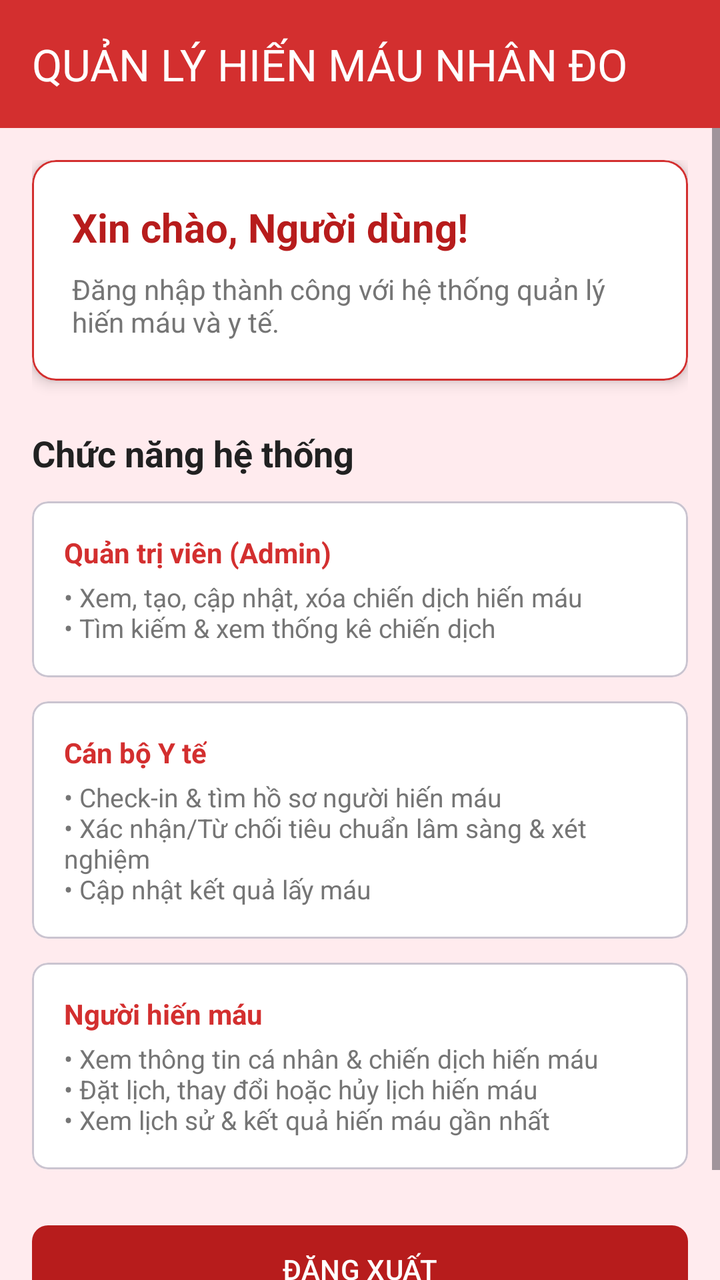
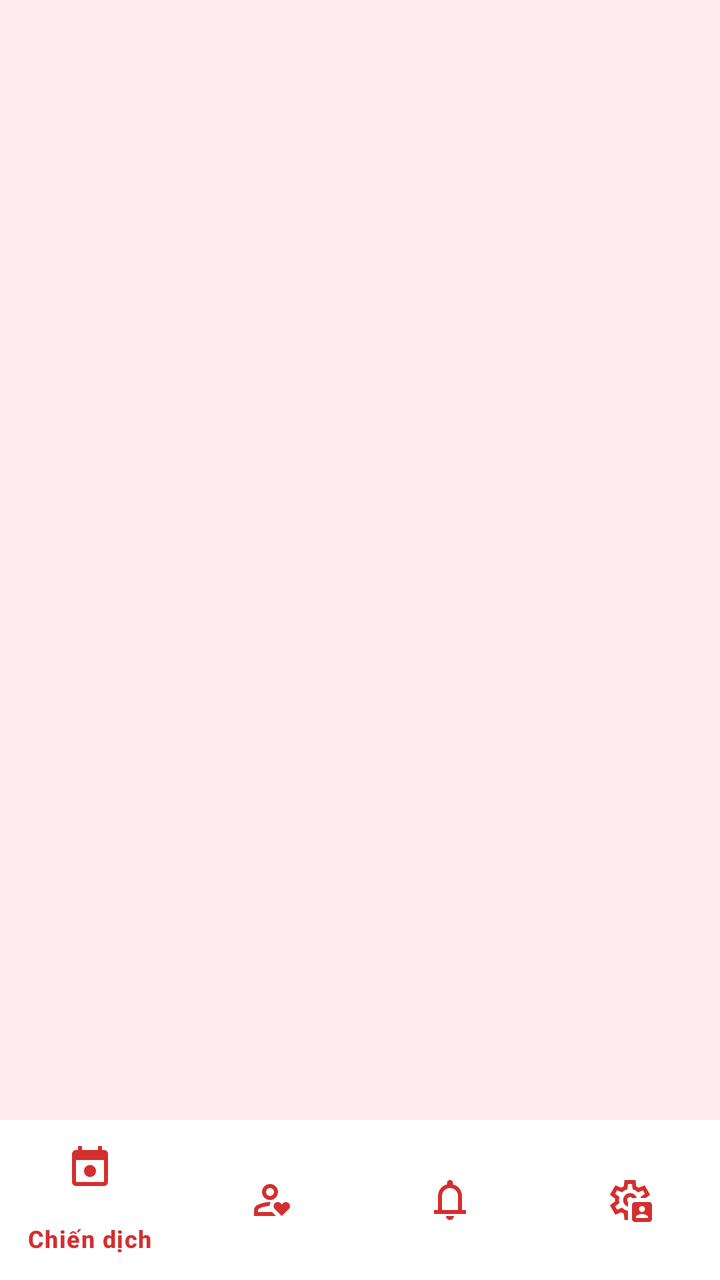

An Android layout rendered at two revisions. The XML below is the earlier revision; the diff shows what the commit changed to produce the second picture.
<!-- AndroidManifest.xml: application theme Theme.AndroidMedical -->
<!-- res/layout/activity_main_screen.xml -->
<?xml version="1.0" encoding="utf-8"?>
<androidx.constraintlayout.widget.ConstraintLayout xmlns:android="http://schemas.android.com/apk/res/android"
    xmlns:app="http://schemas.android.com/apk/res-auto"
    xmlns:tools="http://schemas.android.com/tools"
    android:id="@+id/main"
    android:layout_width="match_parent"
    android:layout_height="match_parent"
    android:background="@color/blood_light_bg"
    tools:context=".screens.MainScreen">

    <com.google.android.material.appbar.AppBarLayout
        android:id="@+id/appBarLayout"
        android:layout_width="match_parent"
        android:layout_height="wrap_content"
        app:layout_constraintTop_toTopOf="parent">

        <androidx.appcompat.widget.Toolbar
            android:id="@+id/toolbar"
            android:layout_width="match_parent"
            android:layout_height="?attr/actionBarSize"
            android:background="@color/blood_primary"
            app:title="QUẢN LÝ HIẾN MÁU NHÂN ĐO"
            app:titleTextColor="@color/white" />
    </com.google.android.material.appbar.AppBarLayout>

    <ScrollView
        android:layout_width="match_parent"
        android:layout_height="0dp"
        app:layout_constraintBottom_toBottomOf="parent"
        app:layout_constraintTop_toBottomOf="@id/appBarLayout">

        <LinearLayout
            android:layout_width="match_parent"
            android:layout_height="wrap_content"
            android:orientation="vertical"
            android:padding="16dp">

            
            <com.google.android.material.card.MaterialCardView
                android:layout_width="match_parent"
                android:layout_height="wrap_content"
                android:layout_marginBottom="16dp"
                app:cardBackgroundColor="@color/white"
                app:cardCornerRadius="12dp"
                app:cardElevation="4dp"
                app:strokeColor="@color/blood_primary"
                app:strokeWidth="1dp">

                <LinearLayout
                    android:layout_width="match_parent"
                    android:layout_height="wrap_content"
                    android:orientation="vertical"
                    android:padding="20dp">

                    <TextView
                        android:layout_width="wrap_content"
                        android:layout_height="wrap_content"
                        android:text="Xin chào, Người dùng!"
                        android:textColor="@color/blood_primary_dark"
                        android:textSize="20sp"
                        android:textStyle="bold" />

                    <TextView
                        android:layout_width="wrap_content"
                        android:layout_height="wrap_content"
                        android:layout_marginTop="8dp"
                        android:text="Đăng nhập thành công với hệ thống quản lý hiến máu và y tế."
                        android:textColor="@color/text_secondary"
                        android:textSize="14sp" />
                </LinearLayout>
            </com.google.android.material.card.MaterialCardView>

            
            <TextView
                android:layout_width="wrap_content"
                android:layout_height="wrap_content"
                android:layout_marginTop="8dp"
                android:layout_marginBottom="12dp"
                android:text="Chức năng hệ thống"
                android:textColor="@color/text_primary"
                android:textSize="18sp"
                android:textStyle="bold" />

            
            <com.google.android.material.card.MaterialCardView
                android:layout_width="match_parent"
                android:layout_height="wrap_content"
                android:layout_marginBottom="12dp"
                app:cardBackgroundColor="@color/white"
                app:cardCornerRadius="8dp">

                <LinearLayout
                    android:layout_width="match_parent"
                    android:layout_height="wrap_content"
                    android:orientation="vertical"
                    android:padding="16dp">

                    <TextView
                        android:layout_width="wrap_content"
                        android:layout_height="wrap_content"
                        android:text="Quản trị viên (Admin)"
                        android:textColor="@color/blood_primary"
                        android:textStyle="bold" />

                    <TextView
                        android:layout_width="wrap_content"
                        android:layout_height="wrap_content"
                        android:layout_marginTop="4dp"
                        android:text="• Xem, tạo, cập nhật, xóa chiến dịch hiến máu\n• Tìm kiếm &amp; xem thống kê chiến dịch"
                        android:textColor="@color/text_secondary"
                        android:textSize="13sp" />
                </LinearLayout>
            </com.google.android.material.card.MaterialCardView>

            
            <com.google.android.material.card.MaterialCardView
                android:layout_width="match_parent"
                android:layout_height="wrap_content"
                android:layout_marginBottom="12dp"
                app:cardBackgroundColor="@color/white"
                app:cardCornerRadius="8dp">

                <LinearLayout
                    android:layout_width="match_parent"
                    android:layout_height="wrap_content"
                    android:orientation="vertical"
                    android:padding="16dp">

                    <TextView
                        android:layout_width="wrap_content"
                        android:layout_height="wrap_content"
                        android:text="Cán bộ Y tế"
                        android:textColor="@color/blood_primary"
                        android:textStyle="bold" />

                    <TextView
                        android:layout_width="wrap_content"
                        android:layout_height="wrap_content"
                        android:layout_marginTop="4dp"
                        android:text="• Check-in &amp; tìm hồ sơ người hiến máu\n• Xác nhận/Từ chối tiêu chuẩn lâm sàng &amp; xét nghiệm\n• Cập nhật kết quả lấy máu"
                        android:textColor="@color/text_secondary"
                        android:textSize="13sp" />
                </LinearLayout>
            </com.google.android.material.card.MaterialCardView>

            
            <com.google.android.material.card.MaterialCardView
                android:layout_width="match_parent"
                android:layout_height="wrap_content"
                android:layout_marginBottom="24dp"
                app:cardBackgroundColor="@color/white"
                app:cardCornerRadius="8dp">

                <LinearLayout
                    android:layout_width="match_parent"
                    android:layout_height="wrap_content"
                    android:orientation="vertical"
                    android:padding="16dp">

                    <TextView
                        android:layout_width="wrap_content"
                        android:layout_height="wrap_content"
                        android:text="Người hiến máu"
                        android:textColor="@color/blood_primary"
                        android:textStyle="bold" />

                    <TextView
                        android:layout_width="wrap_content"
                        android:layout_height="wrap_content"
                        android:layout_marginTop="4dp"
                        android:text="• Xem thông tin cá nhân &amp; chiến dịch hiến máu\n• Đặt lịch, thay đổi hoặc hủy lịch hiến máu\n• Xem lịch sử &amp; kết quả hiến máu gần nhất"
                        android:textColor="@color/text_secondary"
                        android:textSize="13sp" />
                </LinearLayout>
            </com.google.android.material.card.MaterialCardView>

            
            <com.google.android.material.button.MaterialButton
                android:id="@+id/btnLogout"
                android:layout_width="match_parent"
                android:layout_height="52dp"
                android:layout_marginBottom="24dp"
                android:text="ĐĂNG XUẤT"
                app:backgroundTint="@color/blood_primary_dark"
                app:cornerRadius="8dp" />

        </LinearLayout>
    </ScrollView>

</androidx.constraintlayout.widget.ConstraintLayout>
<!-- resources referenced by this layout -->
<resources>
  <color name="blood_light_bg">#FFEBEE</color>
  <color name="blood_primary">#D32F2F</color>
  <color name="blood_primary_dark">#B71C1C</color>
  <color name="text_primary">#212121</color>
  <color name="text_secondary">#757575</color>
  <color name="white">#FFFFFFFF</color>
  <style name="Theme.AndroidMedical" parent="Base.Theme.AndroidMedical" />
  <style name="Base.Theme.AndroidMedical" parent="Theme.Material3.DayNight.NoActionBar">
          
          <item name="colorPrimary">@color/blood_primary</item>
          <item name="colorPrimaryDark">@color/blood_primary_dark</item>
          <item name="colorSecondary">@color/blood_accent</item>
          <item name="android:windowBackground">@color/blood_light_bg</item>
      </style>
  <color name="blood_accent">#E53935</color>
</resources>

<!-- the commit's change to res/layout/activity_main_screen.xml (unified diff, before → after) -->
@@ -8,183 +8,21 @@
     android:background="@color/blood_light_bg"
     tools:context=".screens.MainScreen">
 
-    <com.google.android.material.appbar.AppBarLayout
-        android:id="@+id/appBarLayout"
+    <androidx.viewpager2.widget.ViewPager2
+        android:id="@+id/viewPager"
+        android:layout_width="match_parent"
+        android:layout_height="0dp"
+        app:layout_constraintBottom_toTopOf="@id/bottomNavigationView"
+        app:layout_constraintTop_toTopOf="parent" />
+
+    <com.google.android.material.bottomnavigation.BottomNavigationView
+        android:id="@+id/bottomNavigationView"
         android:layout_width="match_parent"
         android:layout_height="wrap_content"
-        app:layout_constraintTop_toTopOf="parent">
-
-        <androidx.appcompat.widget.Toolbar
-            android:id="@+id/toolbar"
-            android:layout_width="match_parent"
-            android:layout_height="?attr/actionBarSize"
-            android:background="@color/blood_primary"
-            app:title="QUẢN LÝ HIẾN MÁU NHÂN ĐO"
-            app:titleTextColor="@color/white" />
-    </com.google.android.material.appbar.AppBarLayout>
-
-    <ScrollView
-        android:layout_width="match_parent"
-        android:layout_height="0dp"
+        android:background="@color/white"
+        app:itemIconTint="@color/blood_primary"
+        app:itemTextColor="@color/blood_primary"
         app:layout_constraintBottom_toBottomOf="parent"
-        app:layout_constraintTop_toBottomOf="@id/appBarLayout">
-
-        <LinearLayout
-            android:layout_width="match_parent"
-            android:layout_height="wrap_content"
-            android:orientation="vertical"
-            android:padding="16dp">
-
-            
-            <com.google.android.material.card.MaterialCardView
-                android:layout_width="match_parent"
-                android:layout_height="wrap_content"
-                android:layout_marginBottom="16dp"
-                app:cardBackgroundColor="@color/white"
-                app:cardCornerRadius="12dp"
-                app:cardElevation="4dp"
-                app:strokeColor="@color/blood_primary"
-                app:strokeWidth="1dp">
-
-                <LinearLayout
-                    android:layout_width="match_parent"
-                    android:layout_height="wrap_content"
-                    android:orientation="vertical"
-                    android:padding="20dp">
-
-                    <TextView
-                        android:layout_width="wrap_content"
-                        android:layout_height="wrap_content"
-                        android:text="Xin chào, Người dùng!"
-                        android:textColor="@color/blood_primary_dark"
-                        android:textSize="20sp"
-                        android:textStyle="bold" />
-
-                    <TextView
-                        android:layout_width="wrap_content"
-                        android:layout_height="wrap_content"
-                        android:layout_marginTop="8dp"
-                        android:text="Đăng nhập thành công với hệ thống quản lý hiến máu và y tế."
-                        android:textColor="@color/text_secondary"
-                        android:textSize="14sp" />
-                </LinearLayout>
-            </com.google.android.material.card.MaterialCardView>
-
-            
-            <TextView
-                android:layout_width="wrap_content"
-                android:layout_height="wrap_content"
-                android:layout_marginTop="8dp"
-                android:layout_marginBottom="12dp"
-                android:text="Chức năng hệ thống"
-                android:textColor="@color/text_primary"
-                android:textSize="18sp"
-                android:textStyle="bold" />
-
-            
-            <com.google.android.material.card.MaterialCardView
-                android:layout_width="match_parent"
-                android:layout_height="wrap_content"
-                android:layout_marginBottom="12dp"
-                app:cardBackgroundColor="@color/white"
-                app:cardCornerRadius="8dp">
-
-                <LinearLayout
-                    android:layout_width="match_parent"
-                    android:layout_height="wrap_content"
-                    android:orientation="vertical"
-                    android:padding="16dp">
-
-                    <TextView
-                        android:layout_width="wrap_content"
-                        android:layout_height="wrap_content"
-                        android:text="Quản trị viên (Admin)"
-                        android:textColor="@color/blood_primary"
-                        android:textStyle="bold" />
-
-                    <TextView
-                        android:layout_width="wrap_content"
-                        android:layout_height="wrap_content"
-                        android:layout_marginTop="4dp"
-                        android:text="• Xem, tạo, cập nhật, xóa chiến dịch hiến máu\n• Tìm kiếm &amp; xem thống kê chiến dịch"
-                        android:textColor="@color/text_secondary"
-                        android:textSize="13sp" />
-                </LinearLayout>
-            </com.google.android.material.card.MaterialCardView>
-
-            
-            <com.google.android.material.card.MaterialCardView
-                android:layout_width="match_parent"
-                android:layout_height="wrap_content"
-                android:layout_marginBottom="12dp"
-                app:cardBackgroundColor="@color/white"
-                app:cardCornerRadius="8dp">
-
-                <LinearLayout
-                    android:layout_width="match_parent"
-                    android:layout_height="wrap_content"
-                    android:orientation="vertical"
-                    android:padding="16dp">
-
-                    <TextView
-                        android:layout_width="wrap_content"
-                        android:layout_height="wrap_content"
-                        android:text="Cán bộ Y tế"
-                        android:textColor="@color/blood_primary"
-                        android:textStyle="bold" />
-
-                    <TextView
-                        android:layout_width="wrap_content"
-                        android:layout_height="wrap_content"
-                        android:layout_marginTop="4dp"
-                        android:text="• Check-in &amp; tìm hồ sơ người hiến máu\n• Xác nhận/Từ chối tiêu chuẩn lâm sàng &amp; xét nghiệm\n• Cập nhật kết quả lấy máu"
-                        android:textColor="@color/text_secondary"
-                        android:textSize="13sp" />
-                </LinearLayout>
-            </com.google.android.material.card.MaterialCardView>
-
-            
-            <com.google.android.material.card.MaterialCardView
-                android:layout_width="match_parent"
-                android:layout_height="wrap_content"
-                android:layout_marginBottom="24dp"
-                app:cardBackgroundColor="@color/white"
-                app:cardCornerRadius="8dp">
-
-                <LinearLayout
-                    android:layout_width="match_parent"
-                    android:layout_height="wrap_content"
-                    android:orientation="vertical"
-                    android:padding="16dp">
-
-                    <TextView
-                        android:layout_width="wrap_content"
-                        android:layout_height="wrap_content"
-                        android:text="Người hiến máu"
-                        android:textColor="@color/blood_primary"
-                        android:textStyle="bold" />
-
-                    <TextView
-                        android:layout_width="wrap_content"
-                        android:layout_height="wrap_content"
-                        android:layout_marginTop="4dp"
-                        android:text="• Xem thông tin cá nhân &amp; chiến dịch hiến máu\n• Đặt lịch, thay đổi hoặc hủy lịch hiến máu\n• Xem lịch sử &amp; kết quả hiến máu gần nhất"
-                        android:textColor="@color/text_secondary"
-                        android:textSize="13sp" />
-                </LinearLayout>
-            </com.google.android.material.card.MaterialCardView>
-
-            
-            <com.google.android.material.button.MaterialButton
-                android:id="@+id/btnLogout"
-                android:layout_width="match_parent"
-                android:layout_height="52dp"
-                android:layout_marginBottom="24dp"
-                android:text="ĐĂNG XUẤT"
-                app:backgroundTint="@color/blood_primary_dark"
-                app:cornerRadius="8dp" />
-
-        </LinearLayout>
-    </ScrollView>
+        app:menu="@menu/bottom_nav_menu" />
 
 </androidx.constraintlayout.widget.ConstraintLayout>
<!-- resource entries referenced after the edit -->
@@ -3,8 +3,6 @@
   <color name="blood_light_bg">#FFEBEE</color>
   <color name="blood_primary">#D32F2F</color>
   <color name="blood_primary_dark">#B71C1C</color>
-  <color name="text_primary">#212121</color>
-  <color name="text_secondary">#757575</color>
   <color name="white">#FFFFFFFF</color>
   <style name="Theme.AndroidMedical" parent="Base.Theme.AndroidMedical" />
   <style name="Base.Theme.AndroidMedical" parent="Theme.Material3.DayNight.NoActionBar">
